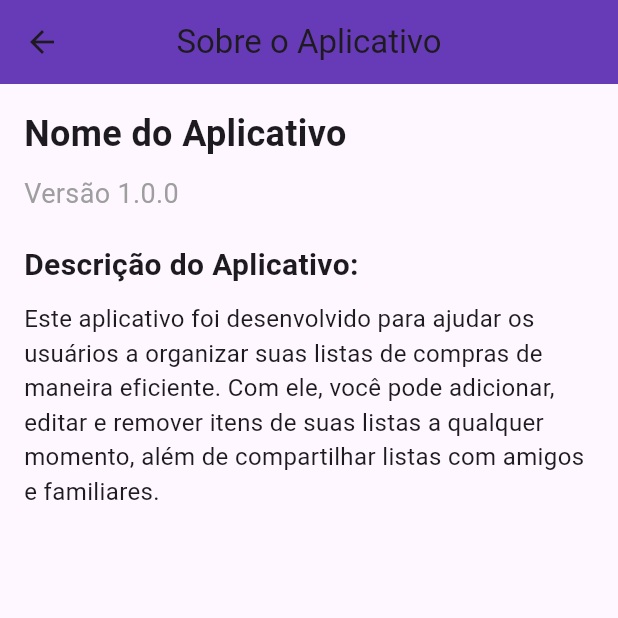
After one commit to carolinakoike/remembrall, a Flutter app: the screen it shows after launch, after a tap on "Login", after a tap on the "info" icon, on a phone screen of 412 x 824 dp, the top half of it. The commit adds this screen. Run offline on Flutter 3.47's test engine with Material 3 defaults, Android fonts, the phone set to English and light mode, and no system bars; our stand-ins replace device_preview, sqflite; accounts and stored records are empty; generated files the repository leaves out were written again.

Commit message:
inclusao da pagina de sobre

```diff
--- a/lib/main.dart
+++ b/lib/main.dart
@@ -4,7 +4,7 @@ import 'view/login_view.dart';
 import 'view/password_recovery_view.dart';
 import 'view/register_view.dart';
 import 'view/shopping_list_view.dart';
-import 'view/user_information_view.dart';
+import 'view/about_view.dart';
 
 void main() {
   runApp(
@@ -31,7 +31,7 @@ class MainApp extends StatelessWidget {
         '/passwordRecovery': (context) => const PasswordRecoveryView(),
         '/signup': (context) => const SignUpView(),
         '/list':(context) => const ShoppingListView(),
-        '/user_info': (context) => const UserInformationView(),
+        '/about': (context) => const AboutView(),
       },
     );
   }
--- a/lib/models/user_model.dart
+++ b/lib/models/user_model.dart
@@ -15,7 +15,6 @@ class UserStorage {
   }
 
   static User? getUser(String email, String password) {
-    // Usando firstWhereOrNull que retorna null automaticamente se nenhum usuário for encontrado
     return _users.firstWhereOrNull(
       (user) => user.email == email && user.password == password
     );
--- /dev/null
+++ b/lib/view/about_view.dart
@@ -0,0 +1,43 @@
+import 'package:flutter/material.dart';
+
+class AboutView extends StatelessWidget {
+  const AboutView({super.key});
+
+  @override
+  Widget build(BuildContext context) {
+    return Scaffold(
+      appBar: AppBar(
+        title: const Text('Sobre o Aplicativo'),
+        backgroundColor: Colors.deepPurple,
+        centerTitle: true,
+      ),
+      body: const Padding(
+        padding: EdgeInsets.all(16.0),
+        child: Column(
+          crossAxisAlignment: CrossAxisAlignment.start,
+          children: [
+            Text(
+              'Nome do Aplicativo',
+              style: TextStyle(fontSize: 24, fontWeight: FontWeight.bold),
+            ),
+            SizedBox(height: 10),
+            Text(
+              'Versão 1.0.0',
+              style: TextStyle(fontSize: 18, color: Colors.grey),
+            ),
+            SizedBox(height: 20),
+            Text(
+              'Descrição do Aplicativo:',
+              style: TextStyle(fontSize: 20, fontWeight: FontWeight.bold),
+            ),
+            SizedBox(height: 10),
+            Text(
+              'Este aplicativo foi desenvolvido para ajudar os usuários a organizar suas listas de compras de maneira eficiente. Com ele, você pode adicionar, editar e remover itens de suas listas a qualquer momento, além de compartilhar listas com amigos e familiares.',
+              style: TextStyle(fontSize: 16),
+            ),
+          ],
+        ),
+      ),
+    );
+  }
+}
--- a/lib/view/login_view.dart
+++ b/lib/view/login_view.dart
@@ -1,6 +1,7 @@
 import 'package:flutter/material.dart';
 import 'package:url_launcher/url_launcher.dart';
 import '/models/user_model.dart';
+import 'about_view.dart';
 
 class LoginView extends StatefulWidget {
   const LoginView({super.key});
@@ -32,7 +33,7 @@ void _login() {
       Navigator.pushReplacementNamed(context, '/list');
     } else {
       ScaffoldMessenger.of(context).showSnackBar(
-        SnackBar(content: Text('Credenciais inválidas')),
+        const SnackBar(content: Text('Credenciais inválidas')),
       );
     }
   }
@@ -52,8 +53,18 @@ void _login() {
         ),
         backgroundColor: const Color.fromARGB(255, 50, 33, 69),
         centerTitle: true,
-      ),
-      backgroundColor: const Color.fromRGBO(212, 229, 237, 1.0),
+        actions: [
+          IconButton(
+            icon: const Icon(Icons.info),
+            onPressed: () {
+              Navigator.push(
+                context,
+                MaterialPageRoute(builder: (context) => const AboutView()), // Cria a tela Sobre
+              );
+            },
+          )
+        ],
+      ),      backgroundColor: const Color.fromRGBO(212, 229, 237, 1.0),
       body: Padding(
         padding: const EdgeInsets.fromLTRB(50, 2, 50, 80),
         child: Form(
```
Also changed, not shown: lib/view/shopping_list_view.dart (+151 -13 lines), lib/view/user_information_view.dart (deleted, +0 -35 lines).
